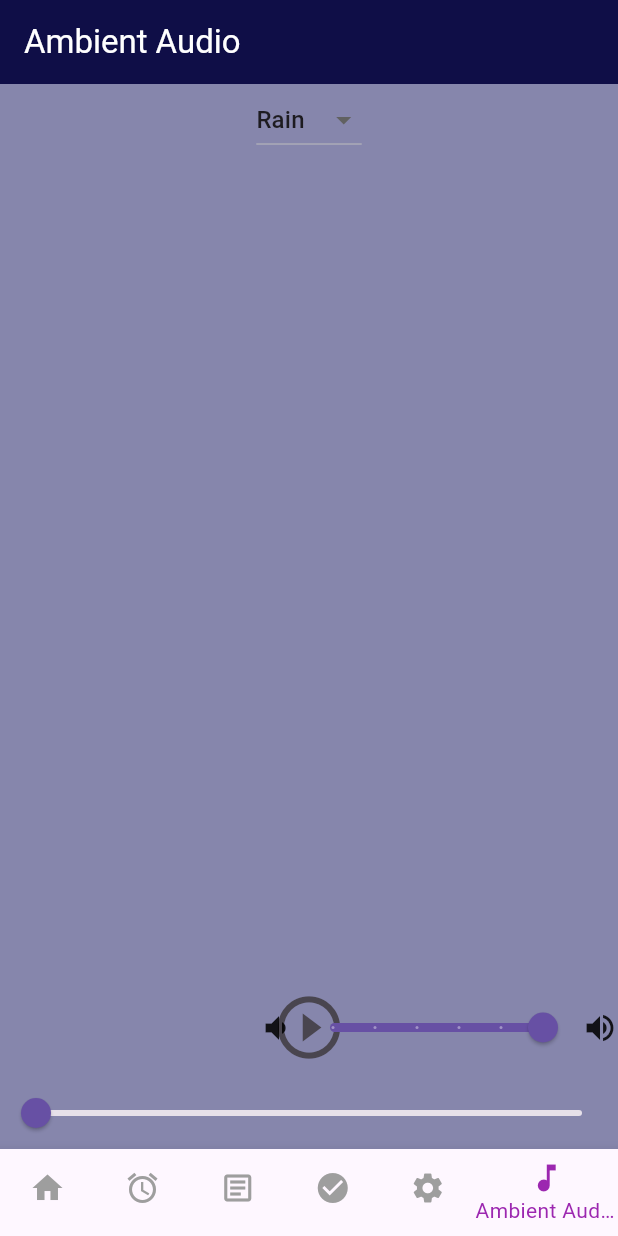
After one commit to Cs3541/GroupEProject, a Flutter app: the screen it shows after launch, item 6 of the bottom bar chosen, on a phone screen of 412 x 824 dp. The commit adds this screen. Run offline on Flutter 3.47's test engine with Material 3 defaults, Android fonts, the phone set to English and light mode, and no system bars; our stand-ins replace audioplayers, firebase_core, shared_preferences; accounts and stored records are empty.

Commit message:
Implimented Ambient Audio Screen and added color themeing throughout app.

```diff
--- a/stress_free/lib/main.dart
+++ b/stress_free/lib/main.dart
@@ -1,7 +1,6 @@
 import 'package:flutter/material.dart';
 import 'package:firebase_core/firebase_core.dart';
 import 'package:stress_free/views/main_navigation.dart';
-
 import 'firebase_options.dart';
 
 Future<void> main() async {
@@ -22,8 +21,12 @@ class StressFreeApp extends StatelessWidget {
     return MaterialApp(
       title: 'Stress-Free',
       theme: ThemeData(
-        colorScheme: ColorScheme.fromSeed(seedColor: Colors.deepPurple),
-      ),
+    scaffoldBackgroundColor: Color(0xFF8686AC),
+    appBarTheme: const AppBarTheme(
+      backgroundColor: Color(0xFF0F0E47),
+      foregroundColor: Colors.white,
+    ),
+  ),
       home: const MainNavigationScreen(),
     );
   }
--- /dev/null
+++ b/stress_free/lib/models/ambient_audio_model.dart
@@ -0,0 +1,6 @@
+class AmbientAudio {
+  final String name;
+  final String filePath;
+
+  AmbientAudio({required this.name, required this.filePath});
+}
--- /dev/null
+++ b/stress_free/lib/presenters/ambient_audio_presenter.dart
@@ -0,0 +1,37 @@
+import 'package:stress_free/models/ambient_audio_model.dart';
+
+class AmbientAudioPresenter {
+  final List<AmbientAudio> _audioList = [
+    AmbientAudio(name: 'Rain', filePath: 'audio/ambient/rain.wav'),
+    AmbientAudio(name: 'Ocean', filePath: 'audio/ambient/ocean.mp3'),
+    // Add more ambient audio options here
+  ];
+  late AmbientAudio _selectedAudio = _audioList[0];
+  AmbientAudio get selectedAudio => _selectedAudio;
+
+  List<AmbientAudio> get audioList => _audioList;
+
+/*TODO
+
+  Future<void> loadAudio() async {
+    // In a real application, you might load audio data from a database or API.
+    // For this example, we are using a hardcoded list of ambient audio.
+  }
+*/
+
+void selectAudio(AmbientAudio audio) {
+    // In a real application, you might save the selected audio to a database or API.
+    // For this example, we are simply updating the selected audio in memory.
+    _selectedAudio = audio;
+  }
+/*TODO
+
+  Future<void> addAudio(AmbientAudio audio) async {
+    // In a real application, you might save the new audio to a database or API.
+    // For this example, we are simply adding it to the local list.
+    _audioList.add(audio);
+  }
+
+*/
+
+  }
--- /dev/null
+++ b/stress_free/lib/views/ambient_audio_screen.dart
@@ -0,0 +1,142 @@
+import 'package:audioplayers/audioplayers.dart';
+import 'package:flutter/material.dart';
+import 'package:stress_free/presenters/ambient_audio_presenter.dart';
+
+class AmbientAudioScreen extends StatefulWidget {
+  const AmbientAudioScreen({super.key});
+
+  @override
+  State<AmbientAudioScreen> createState() => _AmbientAudioScreenState();
+}
+
+class _AmbientAudioScreenState extends State<AmbientAudioScreen>{
+  final AmbientAudioPresenter _presenter = AmbientAudioPresenter();
+  final AudioPlayer _audioPlayer = AudioPlayer();
+  bool _isPlaying = false;
+
+  Duration _duration = const Duration();
+  Duration _position = const Duration();
+
+  @override
+  void initState() {
+    super.initState();
+    _audioPlayer.setReleaseMode(ReleaseMode.loop); // Loop the audio
+
+    _audioPlayer.onDurationChanged.listen((d) {
+      setState(() => _duration = d);
+    });
+
+    _audioPlayer.onPositionChanged.listen((p) {
+      setState(() => _position = p);
+    });
+    _audioPlayer.onPlayerComplete.listen((event) {
+      setState(()  => _position = _duration);
+    });
+  }
+
+ @override
+  void dispose() {
+    _audioPlayer.dispose();
+    super.dispose();
+  }
+
+  /* TODO
+
+  Future<void> _loadAudio() async {
+    await _presenter.loadAudio();
+    setState(() {
+      _isLoading = false;
+    });
+  }
+*/
+
+
+
+  void _toggleAudio() {
+    if (_isPlaying) {
+      _audioPlayer.pause();
+    }
+    else {
+      _audioPlayer.play(AssetSource(_presenter.selectedAudio.filePath));
+    }
+    setState(() {
+      _isPlaying = !_isPlaying;
+    });
+  }
+
+  @override
+  Widget build(BuildContext context) {
+    return Scaffold(
+      appBar: AppBar(
+        title: const Text('Ambient Audio', style: TextStyle(fontSize: 22)),
+      ),
+      body:
+          Column(
+            children: [
+                DropdownButton<String>(
+                value: _presenter.selectedAudio.name,
+                items: _presenter.audioList.map((audio) {
+                  return DropdownMenuItem<String>(
+                    value: audio.name,
+                    child: Text(audio.name),
+                  );
+                }).toList(),
+                onChanged: (String? newValue) {
+                  setState(() {
+                    _presenter.selectAudio(_presenter.audioList.firstWhere((audio) => audio.name == newValue));
+                    if (_isPlaying) {
+                      _audioPlayer.stop();
+                      _audioPlayer.play(AssetSource(_presenter.selectedAudio.filePath));
+                    }
+                  });
+                },
+              ),
+
+              Spacer(),
+
+              Stack(
+                alignment: Alignment.center,
+                children: [
+                  Spacer(),
+                  IconButton(
+                      onPressed: _toggleAudio,
+                      icon: Icon(_isPlaying ? Icons.stop_circle_outlined : Icons.play_circle_outline, size: 50),
+                      ),
+                  Spacer(),
+                  Row(
+                    mainAxisAlignment: MainAxisAlignment.end,
+                    children:[
+                    Icon(Icons.volume_down),
+                  Slider(
+                    value: _audioPlayer.volume,
+                    onChanged: (value) {
+                      setState(() {
+                        _audioPlayer.setVolume(value);
+                      });
+                    },
+                    min: 0.0,
+                    max: 1.0,
+                    divisions: 5,
+                    label: 'Volume',
+                  ),
+                  Icon(Icons.volume_up),
+                  ]
+                  )
+                ],
+              ),
+
+              Slider(
+                value: _position.inSeconds.toDouble(),
+                onChanged: (value) async {
+                  await _audioPlayer.seek(Duration(seconds: value.toInt()));
+                  setState(() {});
+                },
+                min: 0.0,
+                max: _duration.inSeconds.toDouble()
+                ,
+              ),
+            ],
+          ),
+    );
+  }
+}
--- a/stress_free/lib/views/homescreen.dart
+++ b/stress_free/lib/views/homescreen.dart
@@ -13,7 +13,6 @@ class _HomePageState extends State<HomePage> {
   Widget build(BuildContext context) {
     return Scaffold(
       appBar: AppBar(
-        backgroundColor: Theme.of(context).colorScheme.inversePrimary,
         title: Text("Stress Free - Home"),
       ),
       body: Center(
--- a/stress_free/lib/views/main_affirmation_screen.dart
+++ b/stress_free/lib/views/main_affirmation_screen.dart
@@ -50,7 +50,6 @@ Widget build(BuildContext context) {
     child: Scaffold(
       appBar: AppBar(
         title: const Text("Affirmations"),
-        backgroundColor: Theme.of(context).colorScheme.inversePrimary,
         actions: [
           IconButton(
             tooltip:"Notification Settings",
--- a/stress_free/lib/views/main_navigation.dart
+++ b/stress_free/lib/views/main_navigation.dart
@@ -3,6 +3,7 @@ import 'package:stress_free/views/journal_screen.dart';
 import 'package:stress_free/views/main_alarm_screen.dart';
 import 'package:stress_free/views/main_affirmation_screen.dart';
 import 'package:stress_free/views/settings_screen.dart';
+import 'package:stress_free/views/ambient_audio_screen.dart';
 import 'homescreen.dart';
 
 class MainNavigationScreen extends StatefulWidget {
@@ -21,6 +22,7 @@ class _MainNavigationScreenState extends State<MainNavigationScreen> {
     const JournalScreen(),
     const MainAffirmationScreen(),
     const SettingsScreen(),
+    const AmbientAudioScreen(), // Add the AmbientAudioScreen to the list of screens
     ];
 
   void _onItemTapped(int index) {
@@ -59,6 +61,10 @@ class _MainNavigationScreenState extends State<MainNavigationScreen> {
             icon: Icon(Icons.settings),
             label: 'Settings',
           ),
+          BottomNavigationBarItem(
+            icon: Icon(Icons.music_note),
+            label: 'Ambient Audio',
+          ),
         ],
       ),
     );
--- a/stress_free/pubspec.yaml
+++ b/stress_free/pubspec.yaml
@@ -32,7 +32,6 @@ dependencies:
     sdk: flutter
   firebase_core: ^3.13.0
   firebase_auth: ^5.5.3
-
   # The following adds the Cupertino Icons font to your application.
   # Use with the CupertinoIcons class for iOS style icons.
   cupertino_icons: ^1.0.8
@@ -66,6 +65,8 @@ flutter:
   assets:
     - assets/audio/alarm.wav
     - assets/affirmation.json
+    - assets/audio/ambient/rain.wav
+    - assets/audio/ambient/ocean.mp3
 
   fonts:
     - family: JournalRoboto
```
Also changed, not shown: stress_free/lib/presenters/notification_service.dart (added), 2 other files.
